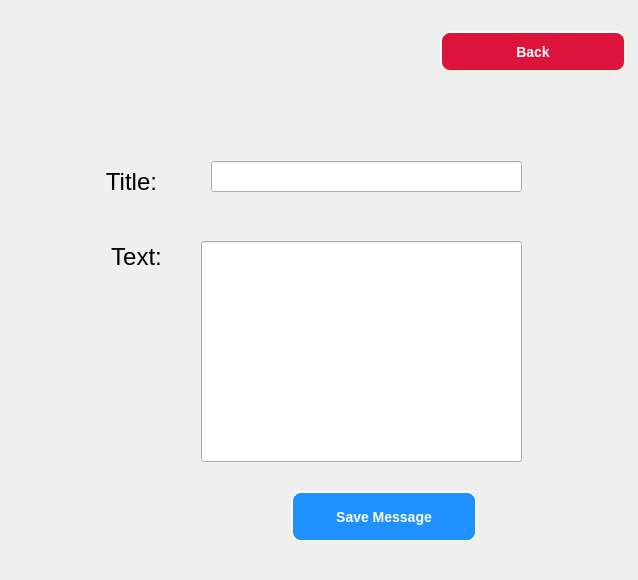
Qt form CuringCamPAINS/gui/resourcesgui.ui (CS-205-S22/CuringCamPAINS) before a commit.
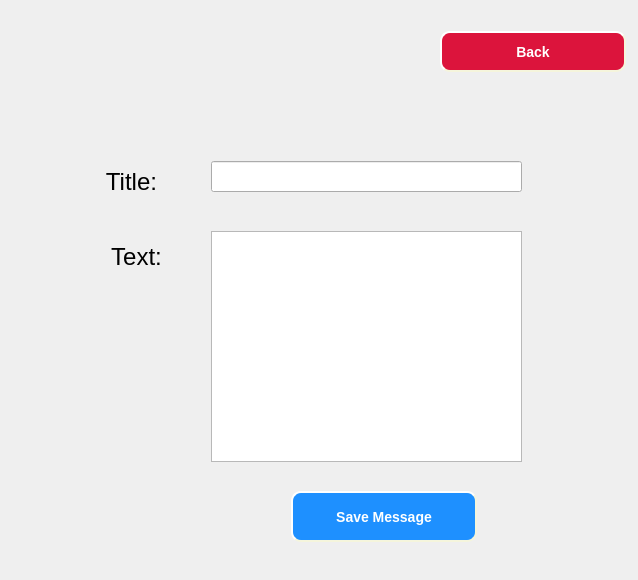
The same form after that commit. The open tabs and pages were chosen to show the change.

```diff
--- a/CuringCamPAINS/gui/resourcesgui.ui
+++ b/CuringCamPAINS/gui/resourcesgui.ui
@@ -103,16 +103,6 @@
       </widget>
      </widget>
      <widget class="QWidget" name="createMessagePage">
-      <widget class="QLineEdit" name="lineEdit_text">
-       <property name="geometry">
-        <rect>
-         <x>190</x>
-         <y>230</y>
-         <width>321</width>
-         <height>221</height>
-        </rect>
-       </property>
-      </widget>
       <widget class="QPushButton" name="pushButton_saveMessage">
        <property name="geometry">
         <rect>
@@ -213,6 +203,19 @@
         <string>Back</string>
        </property>
       </widget>
+      <widget class="QTextEdit" name="lineEdit_text">
+       <property name="geometry">
+        <rect>
+         <x>200</x>
+         <y>220</y>
+         <width>311</width>
+         <height>231</height>
+        </rect>
+       </property>
+       <property name="autoFillBackground">
+        <bool>false</bool>
+       </property>
+      </widget>
      </widget>
      <widget class="QWidget" name="viewMessagePage">
       <widget class="QWidget" name="layoutWidget_2">
```
Left out of the diff: 2 changed lines with no effect on the pictures.
